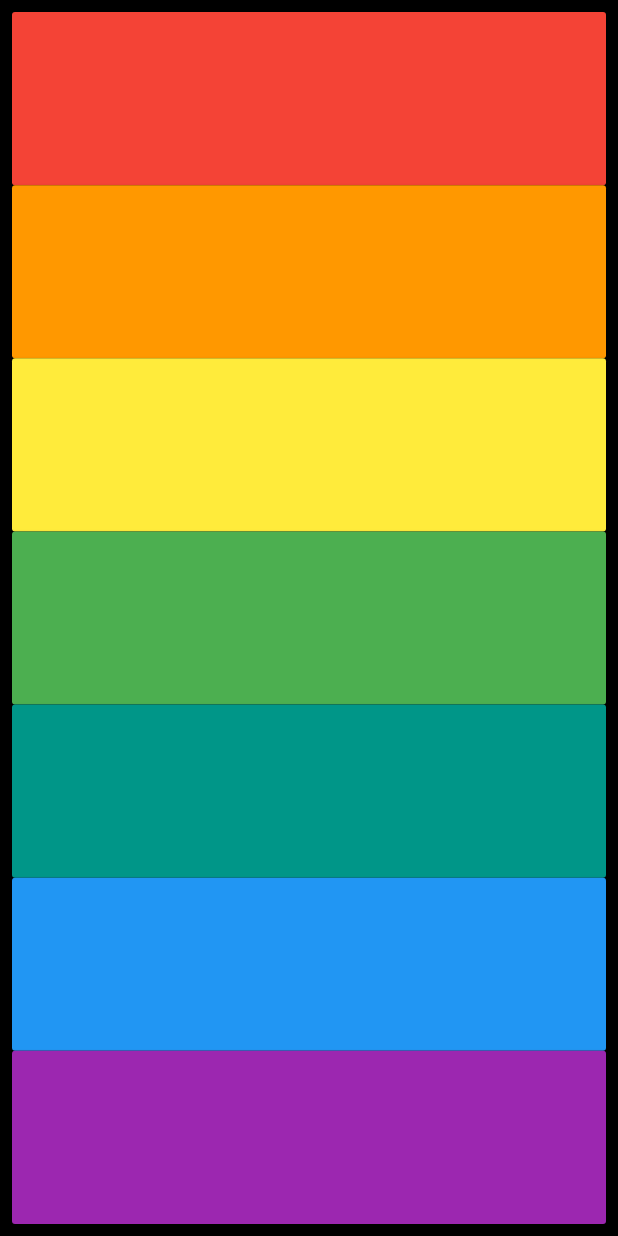
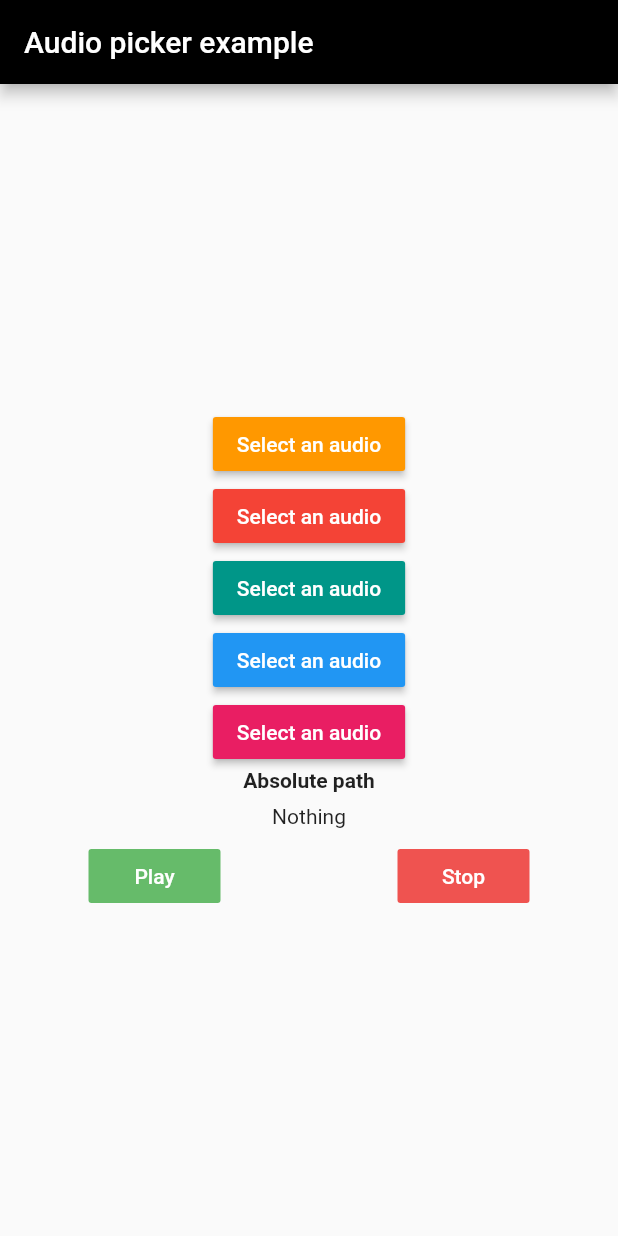
Before and after one commit to aliahsan786/ProfilePage, a Flutter app: the screen it shows after launch, on a phone screen of 412 x 824 dp. Run offline on Flutter 3.47's test engine with Material 2 defaults, Android fonts, the phone set to English and light mode, and no system bars; our stand-ins replace audioplayers.

Commit message:
audio picker setup
Trying to  audio picker code...

```diff
--- /dev/null
+++ b/xylophone/lib/audio_picker.dart
@@ -0,0 +1,12 @@
+import 'dart:async';
+
+import 'package:flutter/services.dart';
+
+class AudioPicker {
+  static const MethodChannel _channel = const MethodChannel('audio_picker');
+
+  static Future<String> pickAudio() async {
+    final String absolutePath = await _channel.invokeMethod('pick_audio');
+    return absolutePath;
+  }
+}
--- a/xylophone/lib/main.dart
+++ b/xylophone/lib/main.dart
@@ -1,10 +1,21 @@
+// import 'package:XylophoneApp/SplashScreen.dart';
+
+// import 'package:XylophoneApp/practice.dart';
 import 'package:audioplayers/audioplayers.dart';
 import 'package:flutter/material.dart';
+import 'package:flutter/services.dart';
+
+import 'audio_picker.dart';
 
 void main() => runApp(XylophoneApp());
 
-// ignore: use_key_in_widget_constructors
-class XylophoneApp extends StatelessWidget {
+class XylophoneApp extends StatefulWidget {
+  const XylophoneApp({Key? key}) : super(key: key);
+
+  @override
+  _XylophoneAppState createState() => _XylophoneAppState();
+}
+
 void playSound(int num) {
   final player = AudioCache();
   player.play('note$num.wav');
@@ -22,27 +33,176 @@ class XylophoneApp extends StatelessWidget {
   );
 }
 
+class _XylophoneAppState extends State<XylophoneApp> {
+  String _absolutePathOfAudio = 'Nothing';
+  AudioPlayer audioPlayer = AudioPlayer();
+  final _scaffoldKey = GlobalKey<ScaffoldState>();
+  final navigatorKey = GlobalKey<NavigatorState>();
+
+  @override
+  void initState() {
+    super.initState();
+    audioPlayer = AudioPlayer();
+  }
+
+  void showLoading() {
+    showDialog(
+      context: context,
+      barrierDismissible: false,
+      builder: (BuildContext context) {
+        return Dialog(
+          child: new Row(
+            mainAxisSize: MainAxisSize.min,
+            children: [
+              new CircularProgressIndicator(),
+              new Text("Loading"),
+            ],
+          ),
+        );
+      },
+    );
+    new Future.delayed(new Duration(seconds: 3), () {
+      Navigator.pop(context); //pop dialog
+    });
+  }
+
+  void dismissLoading() {
+    Navigator.pop(navigatorKey.currentState!.overlay!.context);
+  }
+
+  void openAudioPicker() async {
+    showLoading();
+    var path = await AudioPicker.pickAudio();
+    dismissLoading();
+    setState(() {
+      _absolutePathOfAudio = path;
+    });
+  }
+
+  void playMusic() async {
+    await audioPlayer.play(_absolutePathOfAudio, isLocal: true);
+  }
+
+  void stopMusic() async {
+    await audioPlayer.stop();
+  }
+
+  void resumeMusic() async {
+    await audioPlayer.resume(); // quickly plays the sound, will not release
+  }
+
   @override
   Widget build(BuildContext context) {
     return MaterialApp(
+      navigatorKey: navigatorKey,
       home: Scaffold(
+        key: _scaffoldKey,
+        appBar: AppBar(
           backgroundColor: Colors.black,
-        body: SafeArea(
-          child: Padding(
+          title: const Text('Audio picker example'),
+        ),
+        body: Center(
+          child: Column(
+            mainAxisSize: MainAxisSize.min,
+            crossAxisAlignment: CrossAxisAlignment.center,
+            children: <Widget>[
+              MaterialButton(
+                color: Colors.orange,
+                child: Text(
+                  "Select an audio",
+                  style: TextStyle(color: Colors.white),
+                ),
+                onPressed: () {
+                  openAudioPicker();
+                },
+              ),
+              MaterialButton(
+                color: Colors.red,
+                child: Text(
+                  "Select an audio",
+                  style: TextStyle(color: Colors.white),
+                ),
+                onPressed: () {
+                  openAudioPicker();
+                },
+              ),
+              MaterialButton(
+                color: Colors.teal,
+                child: Text(
+                  "Select an audio",
+                  style: TextStyle(color: Colors.white),
+                ),
+                onPressed: () {
+                  openAudioPicker();
+                },
+              ),
+              MaterialButton(
+                color: Colors.blue,
+                child: Text(
+                  "Select an audio",
+                  style: TextStyle(color: Colors.white),
+                ),
+                onPressed: () {
+                  openAudioPicker();
+                },
+              ),
+              MaterialButton(
+                color: Colors.pink,
+                child: Text(
+                  "Select an audio",
+                  style: TextStyle(color: Colors.white),
+                ),
+                onPressed: () {
+                  openAudioPicker();
+                },
+              ),
+              _absolutePathOfAudio == null
+                  ? Container()
+                  : Text(
+                      "Absolute path",
+                      style: TextStyle(fontWeight: FontWeight.w700),
+                    ),
+              Padding(
                 padding: const EdgeInsets.all(8.0),
-            child: Column(
-              mainAxisSize: MainAxisSize.max,
-              crossAxisAlignment: CrossAxisAlignment.stretch,
+                child: GestureDetector(
+                  onTap: () {
+                    Clipboard.setData(
+                        new ClipboardData(text: _absolutePathOfAudio));
+                    ScaffoldMessenger.of(context).showSnackBar(
+                      SnackBar(content: Text('Copied path !')),
+                    );
+                  },
+                  child: _absolutePathOfAudio == null
+                      ? Container()
+                      : Text(_absolutePathOfAudio),
+                ),
+              ),
+              Row(
+                mainAxisAlignment: MainAxisAlignment.spaceAround,
                 children: <Widget>[
-                buildKey(1, Colors.red),
-                buildKey(2, Colors.orange),
-                buildKey(3, Colors.yellow),
-                buildKey(4, Colors.green),
-                buildKey(5, Colors.teal),
-                buildKey(6, Colors.blue),
-                buildKey(7, Colors.purple),
+                  _absolutePathOfAudio == null
+                      ? Container()
+                      : FlatButton(
+                          color: Colors.green[400],
+                          child: Text(
+                            "Play",
+                            style: TextStyle(color: Colors.white),
+                          ),
+                          onPressed: playMusic,
+                        ),
+                  _absolutePathOfAudio == null
+                      ? Container()
+                      : FlatButton(
+                          color: Colors.red[400],
+                          child: Text(
+                            "Stop",
+                            style: TextStyle(color: Colors.white),
+                          ),
+                          onPressed: stopMusic,
+                        )
                 ],
               ),
+            ],
           ),
         ),
       ),
--- /dev/null
+++ b/xylophone/lib/practice.dart
@@ -0,0 +1,20 @@
+import 'package:flutter/material.dart';
+
+class Practice extends StatelessWidget {
+  const Practice({Key? key}) : super(key: key);
+
+  @override
+  Widget build(BuildContext context) {
+    return MaterialApp(
+      home: Scaffold(
+        body: Container(
+          width: MediaQuery.of(context).size.width,
+          height: MediaQuery.of(context).size.height,
+          child: Container(
+            child: Text('data'),
+          ),
+        ),
+      ),
+    );
+  }
+}
--- a/xylophone/pubspec.yaml
+++ b/xylophone/pubspec.yaml
@@ -27,8 +27,11 @@ environment:
 # the latest version available on pub.dev. To see which dependencies have newer
 # versions available, run `flutter pub outdated`.
 dependencies:
+  path_provider: ^0.4.1
+  simple_permissions: ^0.1.9
   flutter:
     sdk: flutter
+
 
 
   # The following adds the Cupertino Icons font to your application.
@@ -39,6 +42,7 @@ dependencies:
 dev_dependencies:
   flutter_test:
     sdk: flutter
+
 
   # The "flutter_lints" package below contains a set of recommended lints to
   # encourage good coding practices. The lint set provided by the package is
```
Also changed, not shown: xylophone/lib/SplashScreen.dart (+42 -0 lines), xylophone/assets/XylophoneApp.png (added), xylophone/pubspec.lock, 6 other files. Lines whose indentation alone changed are shown as unchanged.
